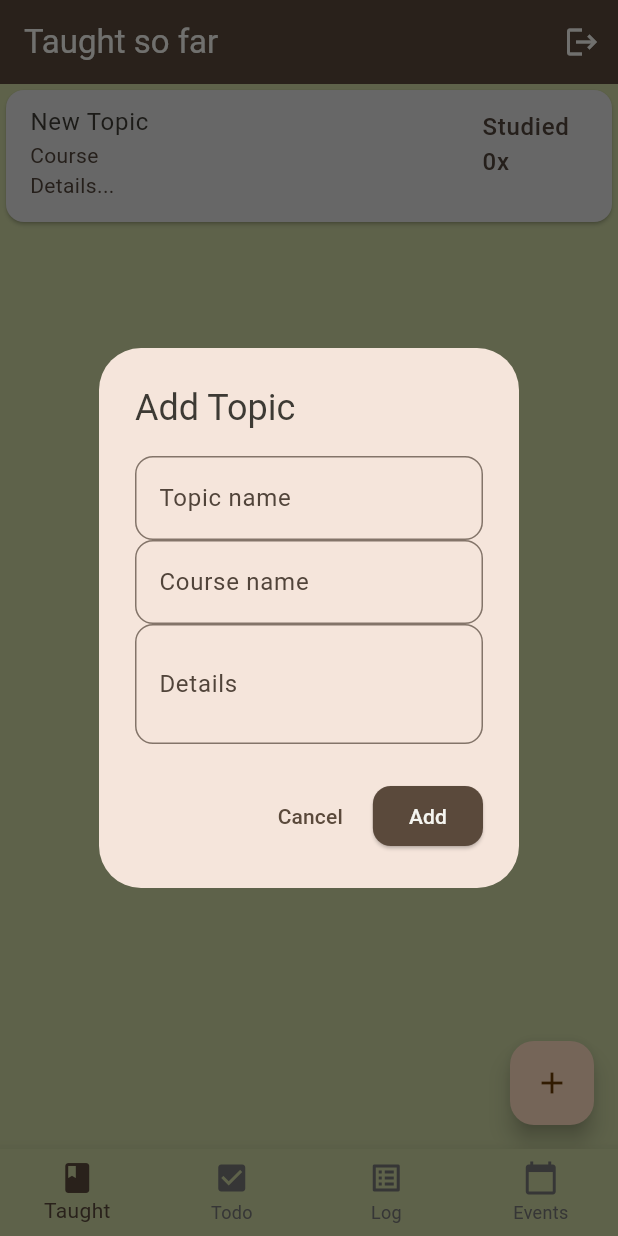
After one commit to shahipeasant/Stride, a Flutter app: the screen it shows once a user with an empty profile is signed in, after a tap on the "add" icon, on a phone screen of 412 x 824 dp. The commit adds this screen. Run offline on Flutter 3.47's test engine with Material 3 defaults, Android fonts, the phone set to English and light mode, and no system bars; our stand-ins replace firebase_auth, firebase_core, firebase_database, flutter_riverpod, go_router; accounts and stored records are empty.

Commit message:
Add taught page

```diff
--- /dev/null
+++ b/lib/features/taught/model/topic.dart
@@ -0,0 +1,40 @@
+class Topic{
+  String id;
+  String topicName;
+  String courseName;
+  String detail;
+  DateTime taughtAt;
+  int studyCount;
+
+  Topic({
+    required this.id,
+    required this.topicName,
+    required this.courseName,
+    required this.detail,
+    required this.taughtAt,
+    required this.studyCount,
+  });
+
+  Map<String, dynamic> toMap(){
+    return {
+      'topicName': topicName,
+      'courseName': courseName,
+      'detail': detail,
+      'taughtAt': taughtAt.toIso8601String(),
+      'studyCount': studyCount,
+    };
+  }
+
+  factory Topic.fromMap(String id, Map<String, dynamic> map){
+    return Topic(
+      id: id,
+      topicName: map['topicName'] ?? '',
+      courseName: map['courseName'] ?? '',
+      detail: map['detail'] ?? '',
+      taughtAt: DateTime.parse(map['taughtAt'] ?? DateTime.now().toIso8601String()),
+      studyCount: map['studyCount'] ?? 0,
+    );
+  }
+}
+
+List<Topic> topics = [];
--- /dev/null
+++ b/lib/features/taught/providers/topic_provider.dart
@@ -0,0 +1,56 @@
+import 'package:firebase_auth/firebase_auth.dart';
+import 'package:flutter_riverpod/flutter_riverpod.dart';
+import 'package:flutter_riverpod/legacy.dart';
+
+import '../model/topic.dart';
+import '../repository/topic_repository.dart';
+
+/// Repository provider
+final topicRepositoryProvider = Provider<TopicRepository>((ref) {
+  return TopicRepository();
+});
+
+/// Async list of topics
+final topicsProvider = FutureProvider<List<Topic>>((ref) async {
+  final repo = ref.watch(topicRepositoryProvider);
+  return repo.fetchTopics(FirebaseAuth.instance.currentUser!.uid);
+});
+
+enum TopicFilter { all, studied, notStudied }
+
+/// StateNotifier for topic actions (CRUD)
+class TopicNotifier extends StateNotifier<AsyncValue<List<Topic>>> {
+  final TopicRepository repo;
+  TopicNotifier(this.repo) : super(const AsyncValue.loading()) {
+    _loadTopics();
+  }
+
+  Future<void> _loadTopics() async {
+    try {
+      final data = await repo.fetchTopics(FirebaseAuth.instance.currentUser!.uid);
+      state = AsyncValue.data(data);
+    } catch (e, st) {
+      state = AsyncValue.error(e, st);
+    }
+  }
+
+  Future<void> addTopic(Topic topic) async {
+    await repo.addTopic(topic);
+    _loadTopics();
+  }
+
+  Future<void> incrementStudy(Topic topic) async {
+    await repo.incrementStudyCount(topic);
+    _loadTopics();
+  }
+
+  Future<void> deleteTopic(Topic topic) async {
+    await repo.deleteTopic(topic);
+    _loadTopics();
+  }
+}
+
+final topicNotifierProvider =
+StateNotifierProvider<TopicNotifier, AsyncValue<List<Topic>>>((ref) {
+  return TopicNotifier(ref.watch(topicRepositoryProvider));
+});
--- /dev/null
+++ b/lib/features/taught/repository/topic_repository.dart
@@ -0,0 +1,60 @@
+import 'package:firebase_auth/firebase_auth.dart';
+import 'package:firebase_database/firebase_database.dart';
+
+import '../model/topic.dart';
+
+class TopicRepository{
+  final DatabaseReference _db = FirebaseDatabase.instance.ref();
+
+  String _userPath(){
+    String? uid = FirebaseAuth.instance.currentUser?.uid;
+    if(uid == null){
+      throw Exception("User not logged in");
+    }
+    return 'users/$uid/topics';
+  }
+
+  /// Fetch all topics
+  Future<List<Topic>> fetchTopics(String uid) async {
+    final snapshot = await _db.child('users/$uid/topics').get();
+
+    if (snapshot.exists && snapshot.value is Map) {
+      final raw = snapshot.value as Map<Object?, Object?>;
+
+      final topics = raw.entries.map((entry) {
+        final data = Map<String, dynamic>.from(entry.value as Map);
+        return Topic.fromMap(entry.key as String, data);
+      }).toList();
+
+      return topics;
+    } else {
+      return [];
+    }
+  }
+
+  /// Add a new topic
+  Future<void> addTopic(Topic topic) async {
+    final ref = _db.child(_userPath()).push(); // auto-generated id
+    await ref.set(topic.toMap());
+    topic.id = ref.key!;
+  }
+
+  /// Increment studyCount for a topic
+  Future<void> incrementStudyCount(Topic topic) async {
+    final ref = _db.child('${_userPath()}/${topic.id}');
+    await ref.update({'studyCount': topic.studyCount + 1});
+  }
+
+  /// Update any field of a topic
+  Future<void> updateTopic(Topic topic) async {
+    final ref = _db.child('${_userPath()}/${topic.id}');
+    await ref.update(topic.toMap());
+  }
+
+  /// Delete a topic
+  Future<void> deleteTopic(Topic topic) async {
+    final ref = _db.child('${_userPath()}/${topic.id}');
+    await ref.remove();
+  }
+
+}
--- /dev/null
+++ b/lib/features/taught/view/add_topic_dialog.dart
@@ -0,0 +1,84 @@
+import 'package:flutter/material.dart';
+import 'package:flutter_riverpod/flutter_riverpod.dart';
+
+import '../model/topic.dart';
+import '../providers/topic_provider.dart';
+
+class AddTopicDialog extends ConsumerStatefulWidget {
+  const AddTopicDialog({super.key});
+
+  @override
+  ConsumerState<AddTopicDialog> createState() => _AddTopicDialogState();
+}
+
+class _AddTopicDialogState extends ConsumerState<AddTopicDialog> {
+  final _formKey = GlobalKey<FormState>();
+  final _topicController = TextEditingController();
+  final _courseController = TextEditingController();
+  final _detailController = TextEditingController();
+
+  @override
+  void dispose() {
+    _topicController.dispose();
+    _courseController.dispose();
+    _detailController.dispose();
+    super.dispose();
+  }
+
+  @override
+  Widget build(BuildContext context) {
+    return AlertDialog(
+      title: const Text("Add Topic"),
+      content: Form(
+        key: _formKey,
+        child: SingleChildScrollView(
+          child: Column(
+            mainAxisSize: MainAxisSize.min,
+            children: [
+              TextFormField(
+                controller: _topicController,
+                decoration: const InputDecoration(labelText: "Topic name"),
+                validator: (v) => v == null || v.isEmpty ? "Required" : null,
+              ),
+              TextFormField(
+                controller: _courseController,
+                decoration: const InputDecoration(labelText: "Course name"),
+              ),
+              TextFormField(
+                controller: _detailController,
+                decoration: const InputDecoration(labelText: "Details"),
+                maxLines: 2,
+              ),
+            ],
+          ),
+        ),
+      ),
+      actions: [
+        TextButton(
+          onPressed: () => Navigator.pop(context),
+          child: const Text("Cancel"),
+        ),
+        ElevatedButton(
+          onPressed: () async {
+            if (_formKey.currentState?.validate() ?? false) {
+              final newTopic = Topic(
+                id: '', // will be set in repository
+                topicName: _topicController.text.trim(),
+                courseName: _courseController.text.trim(),
+                detail: _detailController.text.trim(),
+                taughtAt: DateTime.now(), studyCount: 0,
+              );
+
+              await ref
+                  .read(topicNotifierProvider.notifier)
+                  .addTopic(newTopic);
+
+              if (context.mounted) Navigator.pop(context);
+            }
+          },
+          child: const Text("Add"),
+        ),
+      ],
+    );
+  }
+}
--- a/lib/features/taught/view/taught_page.dart
+++ b/lib/features/taught/view/taught_page.dart
@@ -1,16 +1,75 @@
 import 'package:flutter/material.dart';
+import 'package:flutter_riverpod/flutter_riverpod.dart';
+import 'package:stride/features/taught/repository/topic_repository.dart';
 
-class TaughtPage extends StatelessWidget {
-  TaughtPage({super.key});
+import '../model/topic.dart';
+import '../providers/topic_provider.dart';
+import 'add_topic_dialog.dart';
+
+class TaughtPage extends ConsumerWidget {
+  const TaughtPage({super.key});
+
+  Color _getStudyColor(int studyCount) {
+    if (studyCount == 0) return Colors.grey.shade300;
+    if (studyCount == 1) return Colors.lightGreen.shade200;
+    if (studyCount == 2) return Colors.green.shade400;
+    return Colors.green.shade800; // studied 3+ times
+  }
 
   @override
-  Widget build(BuildContext context) {
+  Widget build(BuildContext context, WidgetRef ref) {
+    final topicsState = ref.watch(topicNotifierProvider);
+
     return Scaffold(
-      body: const Center(
-        child: Text(
-          "This is the Taught Page placeholder 👩‍🏫",
-          style: TextStyle(fontSize: 18),
-        ),
+      body: topicsState.when(
+        data: (topics) {
+          if (topics.isEmpty) {
+            return const Center(child: Text("No topics yet"));
+          }
+          return ListView.builder(
+            itemCount: topics.length,
+            itemBuilder: (context, index) {
+              final topic = topics[index];
+              return Card(
+                color: _getStudyColor(topic.studyCount),
+                child: ListTile(
+                  title: Text(topic.topicName),
+                  subtitle: Text("${topic.courseName}\n${topic.detail}"),
+                  isThreeLine: true,
+                  trailing: Column(
+                    mainAxisAlignment: MainAxisAlignment.center,
+                    children: [
+                      Text("Studied \n${topic.studyCount}x", style: const TextStyle(fontSize: 16)),
+                    ],
+                  ),
+                  onTap: () {
+                    ref.read(topicNotifierProvider.notifier).incrementStudy(topic);
+                  },
+                ),
+              );
+            },
+          );
+        },
+        loading: () => const Center(child: CircularProgressIndicator()),
+        error: (e, _) => Center(child: Text("Error: $e")),
+      ),
+      floatingActionButton: FloatingActionButton(
+        onPressed: () async {
+          showDialog(
+            context: context,
+            builder: (_) => const AddTopicDialog(),
+          );
+          final newTopic = Topic(
+            id: '',
+            topicName: "New Topic",
+            courseName: "Course",
+            detail: "Details...",
+            taughtAt: DateTime.now(),
+            studyCount: 0,
+          );
+          await ref.read(topicNotifierProvider.notifier).addTopic(newTopic);
+        },
+        child: const Icon(Icons.add),
       ),
     );
   }
--- a/pubspec.yaml
+++ b/pubspec.yaml
@@ -38,6 +38,7 @@
   flutter_riverpod: ^3.0.0
   firebase_auth: ^6.1.0
   cloud_firestore: ^6.0.2
+  firebase_database: any
   go_router: ^16.2.4
   flutter_native_splash: ^2.4.6
   table_calendar: ^3.2.0
```
Also changed, not shown: lib/features/taught/view/topic_card.dart (added), pubspec.lock, 1 other file.
